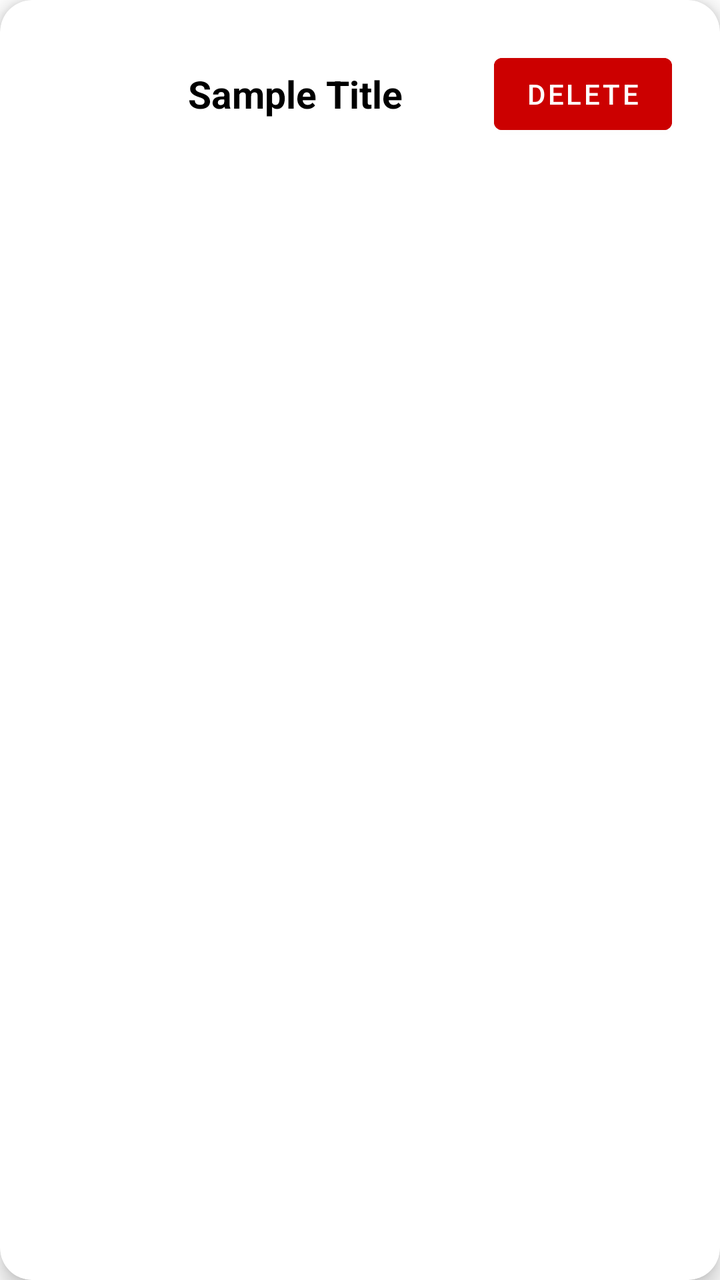
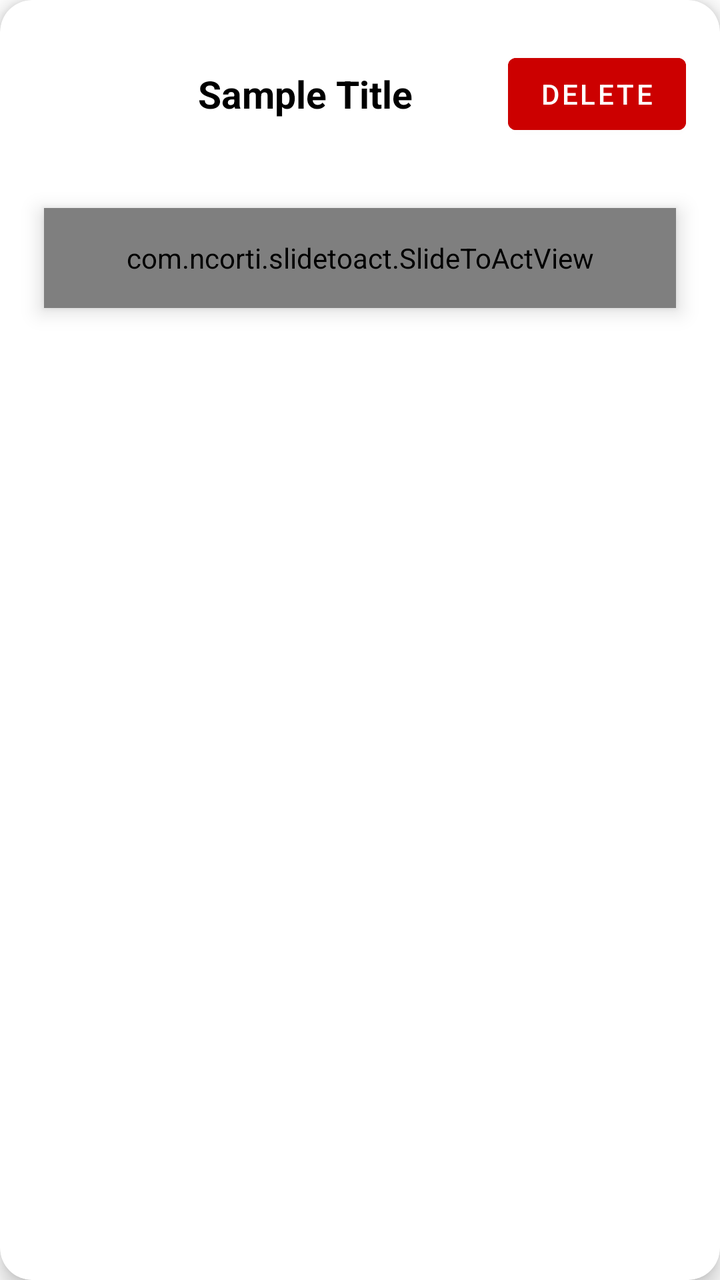

An Android layout rendered at two revisions. The XML below is the earlier revision; the diff shows what the commit changed to produce the second picture.
<!-- AndroidManifest.xml: application theme Theme.Replate -->
<!-- res/layout/layout_order.xml -->
<?xml version="1.0" encoding="utf-8"?>
<androidx.cardview.widget.CardView xmlns:android="http://schemas.android.com/apk/res/android"
    xmlns:card_view="http://schemas.android.com/apk/res-auto"
    android:id="@+id/itemCard"
    android:layout_width="match_parent"
    android:layout_height="wrap_content"
    android:layout_margin="7dp"
    card_view:cardCornerRadius="16dp"
    android:backgroundTint="#ffffff"
    card_view:cardElevation="6dp">
    

    <LinearLayout
        android:layout_width="match_parent"
        android:layout_height="wrap_content"
        android:orientation="horizontal"
        android:padding="12dp"
        android:gravity="center_vertical">

        <ImageView
            android:id="@+id/itemImage"
            android:layout_width="70dp"
            android:layout_height="70dp"
            android:scaleType="centerCrop"
            android:layout_marginEnd="12dp"
            android:background="@drawable/rounded_rect_white"
            android:clipToOutline="true" />

        <TextView
            android:id="@+id/itemTitle"
            android:layout_width="0dp"
            android:layout_height="wrap_content"
            android:text="Sample Title"
            android:textSize="19sp"
            android:textStyle="bold"
            android:textColor="@android:color/black"
            android:layout_weight="1"
            android:ellipsize="end"
            android:maxLines="1" />

        <Button
            android:id="@+id/deleteButton"
            android:layout_width="wrap_content"
            android:layout_height="wrap_content"
            android:text="Delete"
            android:textColor="@android:color/white"
            android:backgroundTint="@android:color/holo_red_dark"
            android:layout_marginHorizontal="12dp"/>
    </LinearLayout>
</androidx.cardview.widget.CardView>
<!-- resources referenced by this layout -->
<resources>
  <!-- drawable rounded_rect_white (drawable) -->
  <shape xmlns:android="http://schemas.android.com/apk/res/android"
      android:shape="rectangle">
      <solid android:color="@android:color/white" />
      <corners android:radius="12dp" />
  </shape>
  <style name="Theme.Replate" parent="Base.Theme.Replate" />
  <style name="Base.Theme.Replate" parent="Theme.MaterialComponents.DayNight.NoActionBar">
          
          
      </style>
</resources>

<!-- the commit's change to res/layout/layout_order.xml (unified diff, before → after) -->
@@ -1,6 +1,7 @@
 <?xml version="1.0" encoding="utf-8"?>
 <androidx.cardview.widget.CardView xmlns:android="http://schemas.android.com/apk/res/android"
     xmlns:card_view="http://schemas.android.com/apk/res-auto"
+    xmlns:app="http://schemas.android.com/apk/res-auto"
     android:id="@+id/itemCard"
     android:layout_width="match_parent"
     android:layout_height="wrap_content"
@@ -13,38 +14,69 @@
     <LinearLayout
         android:layout_width="match_parent"
         android:layout_height="wrap_content"
-        android:orientation="horizontal"
-        android:padding="12dp"
-        android:gravity="center_vertical">
+        android:orientation="vertical"
+        android:clipChildren="false">
+        <LinearLayout
+            android:layout_marginBottom="10dp"
+    android:padding="12dp"
+    android:gravity="center_vertical"
+    android:layout_width="match_parent"
+    android:layout_height="wrap_content"
+    android:orientation="horizontal">
+    <ImageView
+        android:id="@+id/itemImage"
+        android:layout_width="70dp"
+        android:layout_height="70dp"
+        android:scaleType="centerCrop"
+        android:layout_marginEnd="12dp"
+        android:layout_marginStart="5dp"
+        android:background="@drawable/rounded_rect_white"
+        android:clipToOutline="true" />
 
-        <ImageView
-            android:id="@+id/itemImage"
-            android:layout_width="70dp"
-            android:layout_height="70dp"
-            android:scaleType="centerCrop"
-            android:layout_marginEnd="12dp"
-            android:background="@drawable/rounded_rect_white"
-            android:clipToOutline="true" />
+    <TextView
+        android:id="@+id/itemTitle"
+        android:layout_width="0dp"
+        android:layout_height="wrap_content"
+        android:text="Sample Title"
+        android:textSize="19sp"
+        android:textStyle="bold"
+        android:textColor="@android:color/black"
+        android:layout_weight="1"
+        android:ellipsize="end"
+        android:maxLines="1" />
 
-        <TextView
-            android:id="@+id/itemTitle"
-            android:layout_width="0dp"
-            android:layout_height="wrap_content"
-            android:text="Sample Title"
-            android:textSize="19sp"
-            android:textStyle="bold"
-            android:textColor="@android:color/black"
-            android:layout_weight="1"
-            android:ellipsize="end"
-            android:maxLines="1" />
+    <Button
+        android:id="@+id/deleteButton"
+        android:layout_width="wrap_content"
+        android:layout_height="wrap_content"
+        android:text="Delete"
+        android:textColor="@android:color/white"
+        android:backgroundTint="@android:color/holo_red_dark"
+        android:layout_marginStart="12dp"
+        android:layout_marginEnd="5dp"
+        />
+        </LinearLayout>
 
-        <Button
-            android:id="@+id/deleteButton"
-            android:layout_width="wrap_content"
-            android:layout_height="wrap_content"
-            android:text="Delete"
-            android:textColor="@android:color/white"
-            android:backgroundTint="@android:color/holo_red_dark"
-            android:layout_marginHorizontal="12dp"/>
+        <com.ncorti.slidetoact.SlideToActView
+            android:layout_marginHorizontal="22dp"
+            android:layout_marginBottom="20dp"
+            android:id="@+id/pickupSlide"
+            android:layout_width="match_parent"
+            android:layout_height="50dp"
+            app:text="I'M READY TO PICK UP"
+            android:elevation="6dp"
+            app:slider_locked="false"
+            card_view:area_margin="-4dp"
+            card_view:text_style="bold"
+            card_view:text_color="@color/brown"
+            card_view:outer_color="@color/yellow"
+            card_view:inner_color="@color/brown"
+            card_view:icon_margin="11dp"
+            card_view:slider_icon_color="@color/yellow"
+            app:bump_vibration="50"
+            />
+
+
+
     </LinearLayout>
 </androidx.cardview.widget.CardView>
<!-- resource entries referenced after the edit -->
@@ -1,5 +1,7 @@
 <!-- resources referenced by this layout -->
 <resources>
+  <color name="brown">#683D3D</color>
+  <color name="yellow">#F9DA0D</color>
   <!-- drawable rounded_rect_white (drawable) -->
   <shape xmlns:android="http://schemas.android.com/apk/res/android"
       android:shape="rectangle">
